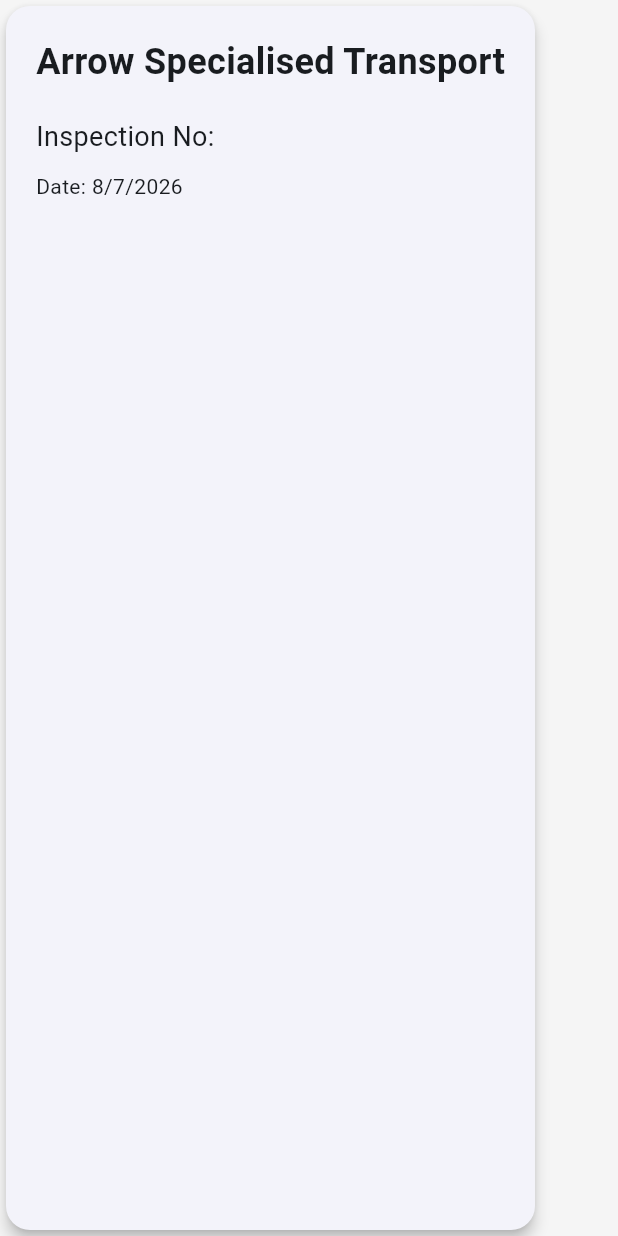
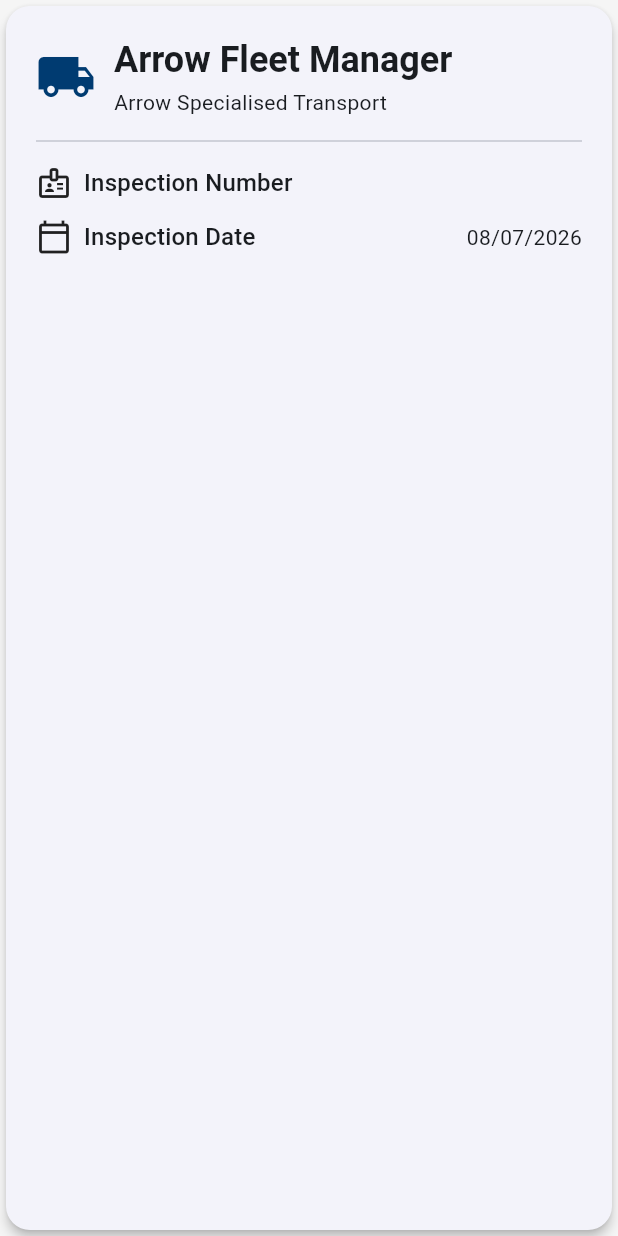
Before and after one commit to iancrofts-dotcom/arrow-fleet-manager, a Flutter app: the InspectionHeader widget shown alone on an empty page, opened directly with empty values, on a phone screen of 412 x 824 dp. Run offline on Flutter 3.47's test engine with Material 3 defaults, Android fonts, the phone set to English and light mode, and no system bars; our stand-ins replace sqflite; accounts and stored records are empty.

Commit message:
refactor: migrate to feature-based architecture

```diff
--- /dev/null
+++ b/lib/features/inspections/models/inspection.dart
@@ -0,0 +1,21 @@
+class Inspection {
+  final String inspectionNumber;
+  final DateTime inspectionDate;
+
+  String registration;
+  String driver;
+  String inspector;
+  int mileage;
+
+  String comments;
+
+  Inspection({
+    required this.inspectionNumber,
+    required this.inspectionDate,
+    this.registration = '',
+    this.driver = '',
+    this.inspector = '',
+    this.mileage = 0,
+    this.comments = '',
+  });
+}
--- a/lib/features/inspections/widgets/inspection_header.dart
+++ b/lib/features/inspections/widgets/inspection_header.dart
@@ -1,4 +1,5 @@
 import 'package:flutter/material.dart';
+import '../../../app/constants.dart';
 
 class InspectionHeader extends StatelessWidget {
   final String inspectionNumber;
@@ -13,31 +14,87 @@
   @override
   Widget build(BuildContext context) {
     return Card(
+      elevation: 3,
       child: Padding(
-        padding: const EdgeInsets.all(20),
+        padding: const EdgeInsets.all(AppConstants.padding),
         child: Column(
           crossAxisAlignment: CrossAxisAlignment.start,
           children: [
+            Row(
+              children: [
+                Icon(
+                  Icons.local_shipping,
+                  color: AppConstants.primaryColor,
+                  size: 40,
+                ),
 
-            const Text(
-              "Arrow Specialised Transport",
-              style: TextStyle(
-                fontSize: 24,
-                fontWeight: FontWeight.bold,
-              ),
+                const SizedBox(width: 12),
+
+                Expanded(
+                  child: Column(
+                    crossAxisAlignment: CrossAxisAlignment.start,
+                    children: [
+                      Text(
+                        AppConstants.appName,
+                        style: Theme.of(context)
+                            .textTheme
+                            .headlineSmall
+                            ?.copyWith(
+                              fontWeight: FontWeight.bold,
+                            ),
+                      ),
+
+                      const SizedBox(height: 2),
+
+                      Text(
+                        AppConstants.companyName,
+                        style: Theme.of(context).textTheme.bodyMedium,
+                      ),
+                    ],
+                  ),
+                ),
+              ],
             ),
 
-            const SizedBox(height: 20),
+            const Divider(height: 32),
 
-            Text(
-              "Inspection No: $inspectionNumber",
-              style: const TextStyle(fontSize: 18),
+            Row(
+              children: [
+                const Icon(Icons.badge_outlined),
+                const SizedBox(width: 8),
+                Expanded(
+                  child: Text(
+                    "Inspection Number",
+                    style: Theme.of(context).textTheme.titleMedium,
+                  ),
+                ),
+                Text(
+                  inspectionNumber,
+                  style: const TextStyle(
+                    fontWeight: FontWeight.bold,
+                  ),
+                ),
+              ],
             ),
 
-            const SizedBox(height: 10),
+            const SizedBox(height: 12),
 
-            Text(
-              "Date: ${inspectionDate.day}/${inspectionDate.month}/${inspectionDate.year}",
+            Row(
+              children: [
+                const Icon(Icons.calendar_today_outlined),
+                const SizedBox(width: 8),
+                Expanded(
+                  child: Text(
+                    "Inspection Date",
+                    style: Theme.of(context).textTheme.titleMedium,
+                  ),
+                ),
+                Text(
+                  "${inspectionDate.day.toString().padLeft(2, '0')}/"
+                  "${inspectionDate.month.toString().padLeft(2, '0')}/"
+                  "${inspectionDate.year}",
+                ),
+              ],
             ),
           ],
         ),
```
Also changed, not shown: lib/features/inspections/data/inspection_template.dart (+18 -26 lines), lib/features/inspections/inspection_screen.dart (+58 -68 lines), lib/features/inspections/models/inspection_item.dart (+4 -5 lines), lib/features/inspections/widgets/checklist_tile.dart (+32 -93 lines), lib/features/inspections/widgets/save_button.dart (added, +29 -0 lines), lib/features/inspections/widgets/vehicle_details_card.dart (+48 -16 lines), lib/screens/dashboard/dashboard_screen.dart (deleted, +0 -90 lines), lib/screens/inspection/inspection_screen.dart (deleted, +0 -101 lines).
